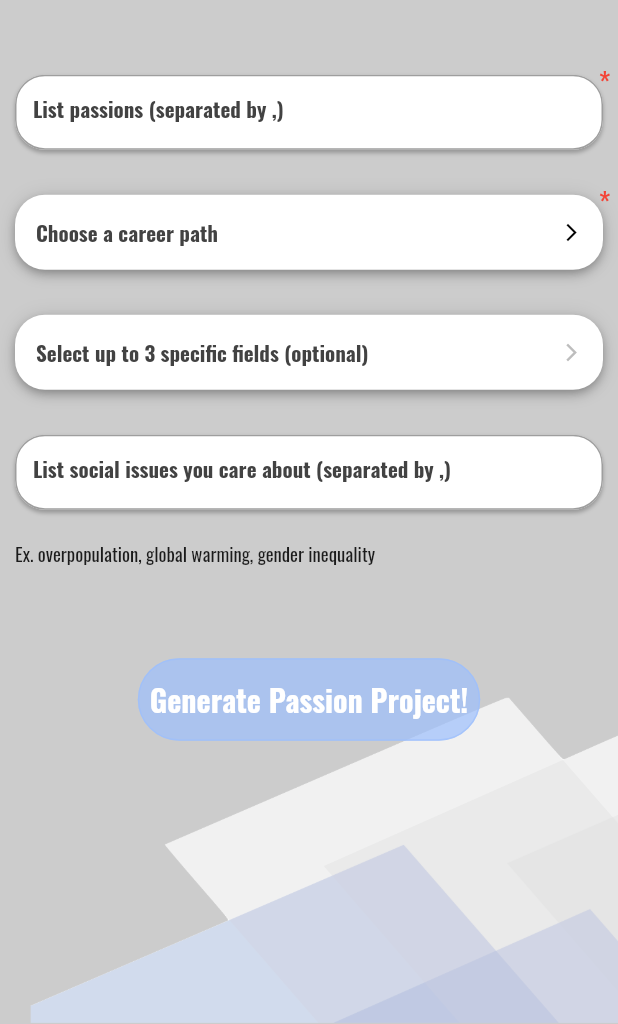
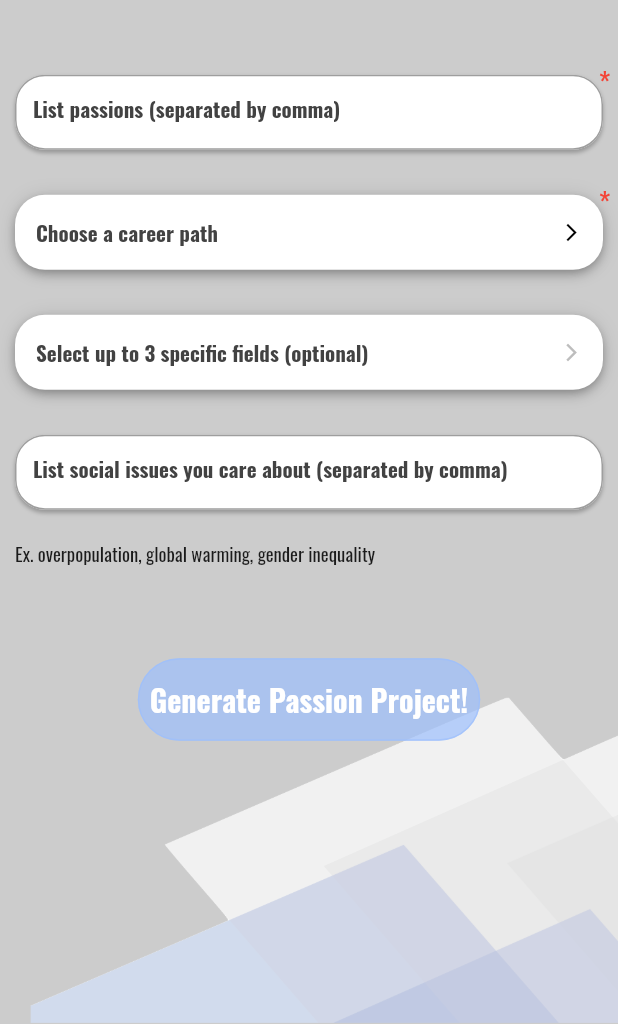
Before and after one commit to kelvinjou/transizion_flutter, a Flutter app: the screen it shows after launch, on a phone screen of 412 x 824 dp, the part 212-1236 px from its top. Run offline on Flutter 3.47's test engine with Material 2 defaults, Android fonts, the phone set to English and light mode, and no system bars; drawn by our look-alikes of dropdown_button2, getwidget; our stand-ins replace flutter_dotenv, lottie, url_strategy.

Commit message:
Used package to remove hashtag from url

```diff
--- a/lib/main.dart
+++ b/lib/main.dart
@@ -4,10 +4,12 @@ import 'package:transizion_flutter/split_screen.dart';
 import 'package:transizion_flutter/view_output_connector.dart';
 import 'package:transizion_flutter/view_user_input.dart';
 import 'package:provider/provider.dart';
+import 'package:url_strategy/url_strategy.dart';
+
 
 
 void main() {
-
+  setPathUrlStrategy();
   runApp(const MyApp());
   // final res = await DotEnv().env['API_KEY'];
   // debugPrint(res);
--- a/lib/view_user_input.dart
+++ b/lib/view_user_input.dart
@@ -124,7 +124,7 @@ class ViewUserInputState extends State<ViewUserInput> {
                                 color: Colors.grey[800],
                                 fontWeight: FontWeight.bold,
                                 fontSize: 14.0),
-                            hintText: "List passions (separated by ,)",
+                            hintText: "List passions (separated by comma)",
                             fillColor: Colors.white,
                           ),
                         ),
@@ -222,7 +222,7 @@ class ViewUserInputState extends State<ViewUserInput> {
                                   color: Colors.grey[800],
                                   fontWeight: FontWeight.bold,
                                   fontSize: 14.0),
-                              hintText: "List social issues you care about (separated by ,)",
+                              hintText: "List social issues you care about (separated by comma)",
                               fillColor: Colors.white),
                         ),
                       ),
--- a/pubspec.yaml
+++ b/pubspec.yaml
@@ -45,6 +45,7 @@ dependencies:
   dropdown_button2: ^1.4.0
   flutter_dotenv: ^5.0.2
   responsive_framework: ^0.2.0
+  url_strategy: ^0.2.0
 
 dev_dependencies:
   flutter_test:
```
Also changed, not shown: pubspec.lock.
